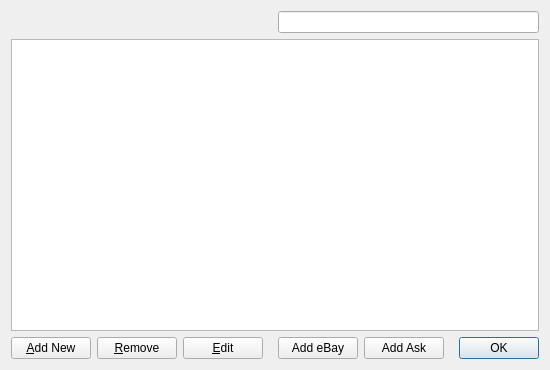
First picture: the form in src/searches.ui, repository magist3r/QtWeb, before the edit.
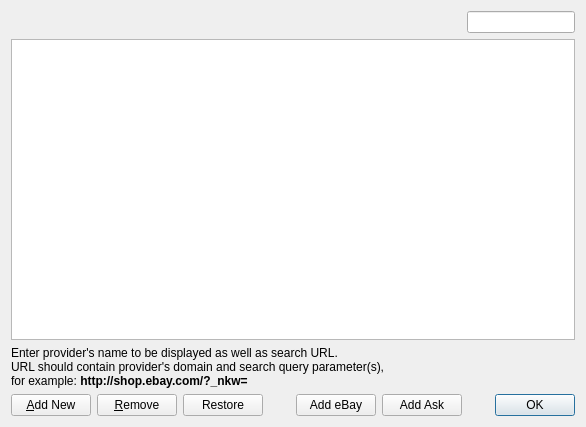
Second picture: the form after the edit. Custom widgets are drawn as their Qt base class.

Commit message: Redesign searches dialog and model Items are now editable in QTableView and stored in own model.

```diff
--- a/src/searches.ui
+++ b/src/searches.ui
@@ -1,33 +1,48 @@
 <ui version="4.0" >
  <class>SearchesDialog</class>
- <widget class="QDialog" name="SearchesDialog" >
-  <property name="geometry" >
+ <widget class="QDialog" name="SearchesDialog">
+  <property name="geometry">
    <rect>
     <x>0</x>
     <y>0</y>
-    <width>550</width>
-    <height>370</height>
+    <width>586</width>
+    <height>427</height>
    </rect>
   </property>
   <property name="windowTitle" >
    <string>Custom Search Providers</string>
   </property>
-  <layout class="QGridLayout" >
-   <item row="0" column="0" >
-    <spacer>
-     <property name="orientation" >
-      <enum>Qt::Horizontal</enum>
+  <layout class="QGridLayout">
+   <item row="2" column="0" colspan="2">
+    <widget class="QTableView" name="SearchesTable">
+     <property name="alternatingRowColors">
+      <bool>true</bool>
      </property>
-     <property name="sizeHint" stdset="0" >
-      <size>
-       <width>252</width>
-       <height>20</height>
-      </size>
+     <property name="selectionBehavior">
+      <enum>QAbstractItemView::SelectRows</enum>
      </property>
-    </spacer>
+     <property name="textElideMode">
+      <enum>Qt::ElideMiddle</enum>
+     </property>
+     <property name="showGrid">
+      <bool>false</bool>
+     </property>
+     <property name="sortingEnabled">
+      <bool>true</bool>
+     </property>
+     <attribute name="horizontalHeaderStretchLastSection">
+      <bool>true</bool>
+     </attribute>
+     <attribute name="verticalHeaderVisible">
+      <bool>false</bool>
+     </attribute>
+     <attribute name="verticalHeaderStretchLastSection">
+      <bool>false</bool>
+     </attribute>
+    </widget>
    </item>
-   <item row="2" column="0" colspan="2" >
-    <layout class="QHBoxLayout" >
+   <item row="5" column="0" colspan="2">
+    <layout class="QHBoxLayout">
      <item>
       <widget class="QPushButton" name="addButton" >
        <property name="text" >
@@ -43,9 +58,9 @@
       </widget>
      </item>
      <item>
-      <widget class="QPushButton" name="editButton" >
-       <property name="text" >
-        <string>&amp;Edit</string>
+      <widget class="QPushButton" name="restoreButton">
+       <property name="text">
+        <string>Restore</string>
        </property>
       </widget>
      </item>
@@ -81,7 +96,7 @@
        <property name="orientation" >
         <enum>Qt::Horizontal</enum>
        </property>
-       <property name="sizeHint" stdset="0" >
+       <property name="sizeHint" stdset="0">
         <size>
          <width>40</width>
          <height>20</height>
@@ -98,11 +113,41 @@
      </item>
     </layout>
    </item>
-   <item row="0" column="1" >
-    <widget class="SearchLineEdit" name="search" />
+   <item row="0" column="1">
+    <widget class="SearchLineEdit" name="search">
+     <property name="sizePolicy">
+      <sizepolicy hsizetype="Fixed" vsizetype="Fixed">
+       <horstretch>0</horstretch>
+       <verstretch>0</verstretch>
+      </sizepolicy>
+     </property>
+    </widget>
    </item>
-   <item row="1" column="0" colspan="2" >
-    <widget class="EditTableView" name="SearchesTable" />
+   <item row="0" column="0">
+    <spacer>
+     <property name="orientation">
+      <enum>Qt::Horizontal</enum>
+     </property>
+     <property name="sizeHint" stdset="0">
+      <size>
+       <width>252</width>
+       <height>20</height>
+      </size>
+     </property>
+    </spacer>
+   </item>
+   <item row="4" column="0" colspan="2">
+    <widget class="QLabel" name="HintLabel">
+     <property name="sizePolicy">
+      <sizepolicy hsizetype="Expanding" vsizetype="Preferred">
+       <horstretch>0</horstretch>
+       <verstretch>0</verstretch>
+      </sizepolicy>
+     </property>
+     <property name="text">
+      <string>Enter provider's name to be displayed as well as search URL.&lt;br&gt;URL should contain provider's domain and search query parameter(s),&lt;br&gt;for example: &lt;b&gt;http://shop.ebay.com/?_nkw=&lt;/b&gt;</string>
+     </property>
+    </widget>
    </item>
   </layout>
  </widget>
@@ -112,11 +157,6 @@
    <extends>QLineEdit</extends>
    <header>searchlineedit.h</header>
   </customwidget>
-  <customwidget>
-   <class>EditTableView</class>
-   <extends>QTableView</extends>
-   <header>edittableview.h</header>
-  </customwidget>
  </customwidgets>
  <resources/>
  <connections>
```
Left out of the diff: 37 changed lines with no effect on the pictures. The commit also changes 4 other files.
